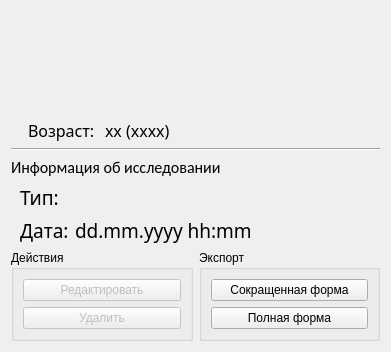
Before: the Qt Designer form project/forms/Examination_info.ui in Galoev/nutritionist-helper, drawn with Qt 5.
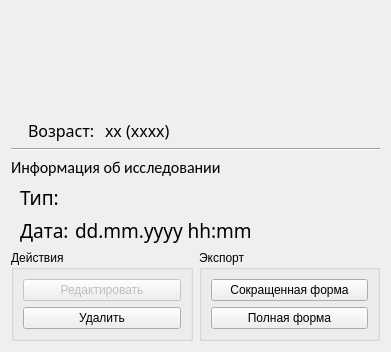
After: the same form once the commit is applied. Icons and pictures are not drawn.

What changed in the file:
```diff
--- a/project/forms/Examination_info.ui
+++ b/project/forms/Examination_info.ui
@@ -243,7 +243,7 @@
         <item>
          <widget class="QPushButton" name="pushButton_examinationDelete">
           <property name="enabled">
-           <bool>false</bool>
+           <bool>true</bool>
           </property>
           <property name="text">
            <string>Удалить</string>
```
